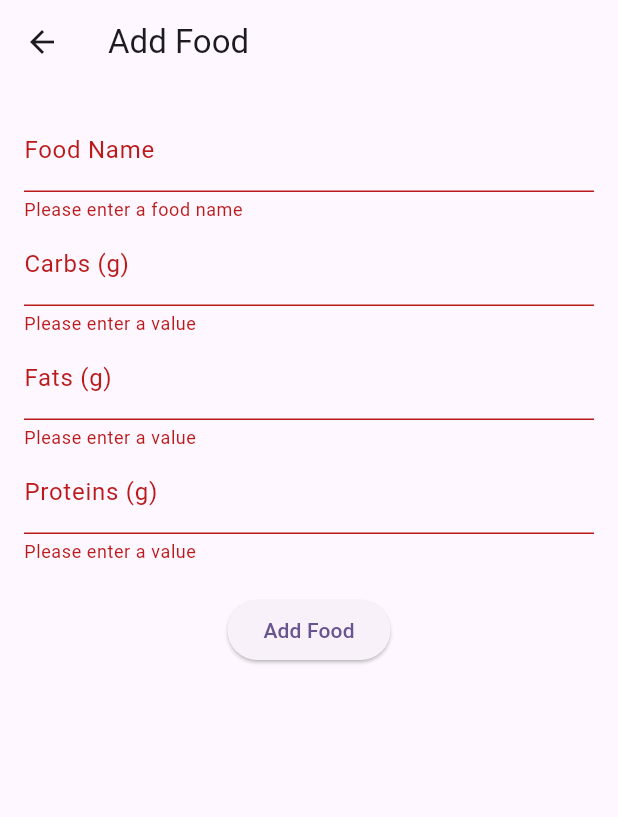
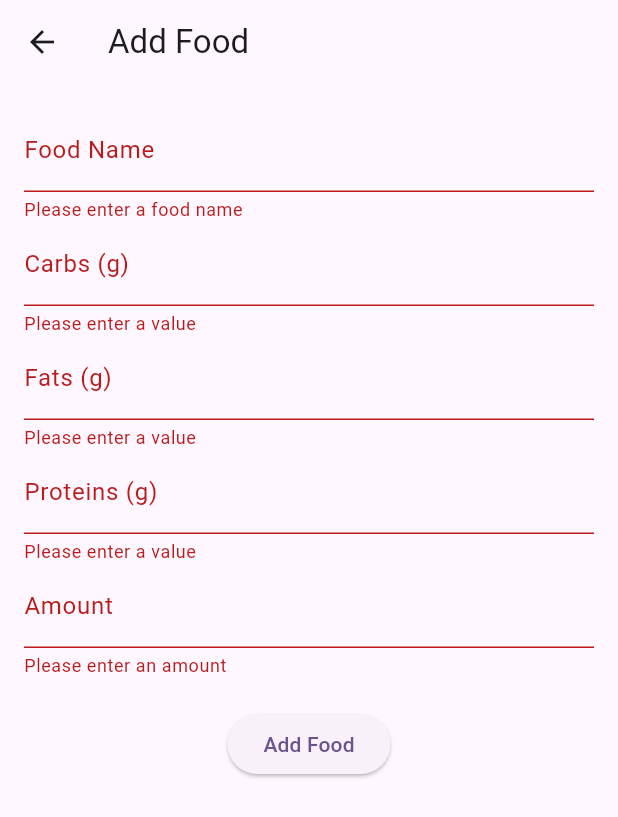
Before and after one commit to pedro-git-projects/macro-tracker, a Flutter app: the AddFoodScreen screen opened directly, after a tap on "Add Food", on a phone screen of 412 x 824 dp. Shown: the top 817 px of the screen. Run offline on Flutter 3.47's test engine with Material 3 defaults, Android fonts, the phone set to English and light mode, and no system bars; our stand-ins replace sqflite; accounts and stored records are empty.

Commit message:
adding amount field to foods

```diff
--- a/lib/models/food.dart
+++ b/lib/models/food.dart
@@ -4,8 +4,10 @@ class Food {
   final int? id;
   final String name;
   final Macro macro;
+  final String amount;
 
-  Food({this.id, required this.name, required this.macro});
+  Food(
+      {this.id, required this.name, required this.macro, required this.amount});
 
   Map<String, dynamic> toMap() {
     return {
@@ -14,6 +16,7 @@ class Food {
       'carb': macro.carb,
       'fat': macro.fat,
       'protein': macro.protein,
+      'amount': amount,
     };
   }
 
@@ -26,6 +29,7 @@ class Food {
         fat: map['fat'],
         protein: map['protein'],
       ),
+      amount: map['amount'],
     );
   }
 }
--- a/lib/providers/macro_provider.dart
+++ b/lib/providers/macro_provider.dart
@@ -26,7 +26,7 @@ class MacroProvider with ChangeNotifier {
 
   void addFood(Food food) async {
     int id = await DatabaseHelper.instance.insertFood(food);
-    food = Food(id: id, name: food.name, macro: food.macro);
+    food = Food(id: id, name: food.name, macro: food.macro, amount: food.amount);
     _foods.add(food);
     notifyListeners();
   }
--- a/lib/screens/add_food_screen.dart
+++ b/lib/screens/add_food_screen.dart
@@ -20,6 +20,7 @@ class AddFoodScreenState extends State<AddFoodScreen> {
   final TextEditingController _carbController = TextEditingController();
   final TextEditingController _fatController = TextEditingController();
   final TextEditingController _proteinController = TextEditingController();
+  final TextEditingController _amountController = TextEditingController();
 
   @override
   void initState() {
@@ -29,6 +30,7 @@ class AddFoodScreenState extends State<AddFoodScreen> {
       _carbController.text = widget.food!.macro.carb.toString();
       _fatController.text = widget.food!.macro.fat.toString();
       _proteinController.text = widget.food!.macro.protein.toString();
+      _amountController.text = widget.food!.amount;
     }
   }
 
@@ -38,11 +40,13 @@ class AddFoodScreenState extends State<AddFoodScreen> {
       final double carbs = double.tryParse(_carbController.text) ?? 0;
       final double fats = double.tryParse(_fatController.text) ?? 0;
       final double proteins = double.tryParse(_proteinController.text) ?? 0;
+      final String amount = _amountController.text;
 
       final newFood = Food(
         id: widget.food?.id, // Preserve the id if updating
         name: name,
         macro: Macro(carb: carbs, fat: fats, protein: proteins),
+        amount: amount,
       );
 
       if (widget.food == null) {
@@ -111,6 +115,16 @@ class AddFoodScreenState extends State<AddFoodScreen> {
                   return null;
                 },
               ),
+              TextFormField(
+                controller: _amountController,
+                decoration: const InputDecoration(labelText: 'Amount'),
+                validator: (value) {
+                  if (value == null || value.isEmpty) {
+                    return 'Please enter an amount';
+                  }
+                  return null;
+                },
+              ),
               const SizedBox(height: 20),
               ElevatedButton(
                 onPressed: _addOrUpdateFood,
--- a/lib/screens/add_meal_entry_screen.dart
+++ b/lib/screens/add_meal_entry_screen.dart
@@ -28,7 +28,8 @@ class AddMealEntryScreenState extends State<AddMealEntryScreen> {
       _nameController.text = widget.mealEntry!.name;
       _carbController.text = widget.mealEntry!.customMacro.carb.toString();
       _fatController.text = widget.mealEntry!.customMacro.fat.toString();
-      _proteinController.text = widget.mealEntry!.customMacro.protein.toString();
+      _proteinController.text =
+          widget.mealEntry!.customMacro.protein.toString();
       _selectedFoods = widget.mealEntry!.foods;
     }
   }
@@ -64,9 +65,11 @@ class AddMealEntryScreenState extends State<AddMealEntryScreen> {
       );
 
       if (widget.mealEntry == null) {
-        Provider.of<MacroProvider>(context, listen: false).addMealEntry(newMealEntry);
+        Provider.of<MacroProvider>(context, listen: false)
+            .addMealEntry(newMealEntry);
       } else {
-        Provider.of<MacroProvider>(context, listen: false).updateMealEntry(newMealEntry);
+        Provider.of<MacroProvider>(context, listen: false)
+            .updateMealEntry(newMealEntry);
       }
 
       Navigator.of(context).pop();
@@ -78,7 +81,8 @@ class AddMealEntryScreenState extends State<AddMealEntryScreen> {
     final macroProvider = Provider.of<MacroProvider>(context);
     return Scaffold(
       appBar: AppBar(
-        title: Text(widget.mealEntry == null ? 'Add Meal Entry' : 'Edit Meal Entry'),
+        title: Text(
+            widget.mealEntry == null ? 'Add Meal Entry' : 'Edit Meal Entry'),
       ),
       body: Padding(
         padding: const EdgeInsets.all(16.0),
@@ -102,7 +106,7 @@ class AddMealEntryScreenState extends State<AddMealEntryScreen> {
                   itemBuilder: (context, index) {
                     final food = macroProvider.foods[index];
                     return CheckboxListTile(
-                      title: Text(food.name),
+                      title: Text('${food.name} (${food.amount})'),
                       value: _selectedFoods.contains(food),
                       onChanged: (bool? value) {
                         setState(() {
@@ -119,7 +123,8 @@ class AddMealEntryScreenState extends State<AddMealEntryScreen> {
               ),
               TextFormField(
                 controller: _carbController,
-                decoration: const InputDecoration(labelText: 'Additional Carbs (g)'),
+                decoration:
+                    const InputDecoration(labelText: 'Additional Carbs (g)'),
                 keyboardType: TextInputType.number,
                 validator: (value) {
                   return null;
@@ -127,7 +132,8 @@ class AddMealEntryScreenState extends State<AddMealEntryScreen> {
               ),
               TextFormField(
                 controller: _fatController,
-                decoration: const InputDecoration(labelText: 'Additional Fats (g)'),
+                decoration:
+                    const InputDecoration(labelText: 'Additional Fats (g)'),
                 keyboardType: TextInputType.number,
                 validator: (value) {
                   return null;
@@ -135,7 +141,8 @@ class AddMealEntryScreenState extends State<AddMealEntryScreen> {
               ),
               TextFormField(
                 controller: _proteinController,
-                decoration: const InputDecoration(labelText: 'Additional Proteins (g)'),
+                decoration:
+                    const InputDecoration(labelText: 'Additional Proteins (g)'),
                 keyboardType: TextInputType.number,
                 validator: (value) {
                   return null;
@@ -144,7 +151,9 @@ class AddMealEntryScreenState extends State<AddMealEntryScreen> {
               const SizedBox(height: 20),
               ElevatedButton(
                 onPressed: _addOrUpdateMealEntry,
-                child: Text(widget.mealEntry == null ? 'Add Meal Entry' : 'Update Meal Entry'),
+                child: Text(widget.mealEntry == null
+                    ? 'Add Meal Entry'
+                    : 'Update Meal Entry'),
               ),
             ],
           ),
--- a/lib/screens/food_list_screen.dart
+++ b/lib/screens/food_list_screen.dart
@@ -8,8 +8,6 @@ class FoodListScreen extends StatelessWidget {
 
   @override
   Widget build(BuildContext context) {
-    final macroProvider = Provider.of<MacroProvider>(context);
-
     return Scaffold(
       appBar: AppBar(
         title: const Text('Food List'),
@@ -23,7 +21,7 @@ class FoodListScreen extends StatelessWidget {
               return ListTile(
                 title: Text(food.name),
                 subtitle: Text(
-                    'Carbs: ${food.macro.carb}g, Fats: ${food.macro.fat}g, Proteins: ${food.macro.protein}g'),
+                    'Amount: ${food.amount}, Carbs: ${food.macro.carb}g, Fats: ${food.macro.fat}g, Proteins: ${food.macro.protein}g'),
                 trailing: Row(
                   mainAxisSize: MainAxisSize.min,
                   children: [
--- a/lib/services/database_helper.dart
+++ b/lib/services/database_helper.dart
@@ -33,7 +33,8 @@ class DatabaseHelper {
       name TEXT NOT NULL,
       carb REAL NOT NULL,
       fat REAL NOT NULL,
-      protein REAL NOT NULL
+      protein REAL NOT NULL,
+      amount TEXT NOT NULL
     );
     ''';
 
```
